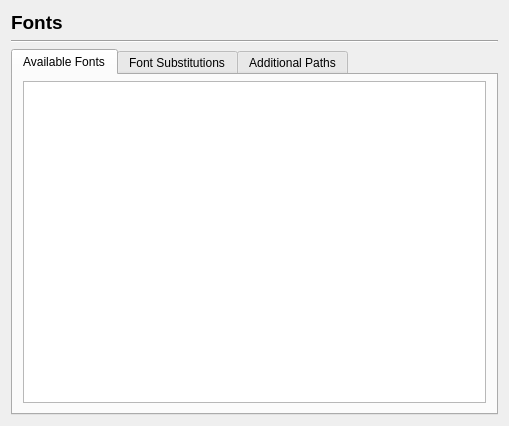
The window that scribus/ui/prefs_fontsbase.ui (aoloe/scribus) describes before a commit, drawn with Qt 5.
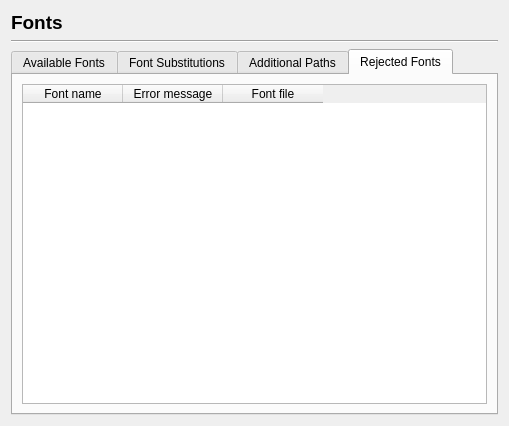
The same window after the commit. The open tabs and pages were chosen to show the change. Custom widgets are drawn as their Qt base class.

Commit message: add a tab in the prefs with the list of rejected fonts

The edit to the form file:
```diff
--- a/scribus/ui/prefs_fontsbase.ui
+++ b/scribus/ui/prefs_fontsbase.ui
@@ -186,6 +186,35 @@
        </item>
       </layout>
      </widget>
+     <widget class="QWidget" name="rejectedFontsTab">
+      <attribute name="title">
+       <string>Rejected Fonts</string>
+      </attribute>
+      <layout class="QGridLayout" name="gridLayout">
+       <item row="0" column="0">
+        <widget class="QTableWidget" name="fontsRejectedTableWidget">
+         <property name="columnCount">
+          <number>3</number>
+         </property>
+         <column>
+          <property name="text">
+           <string>Font name</string>
+          </property>
+         </column>
+         <column>
+          <property name="text">
+           <string>Error message</string>
+          </property>
+         </column>
+         <column>
+          <property name="text">
+           <string>Font file</string>
+          </property>
+         </column>
+        </widget>
+       </item>
+      </layout>
+     </widget>
     </widget>
    </item>
   </layout>
```
The commit also changes 3 other files.
